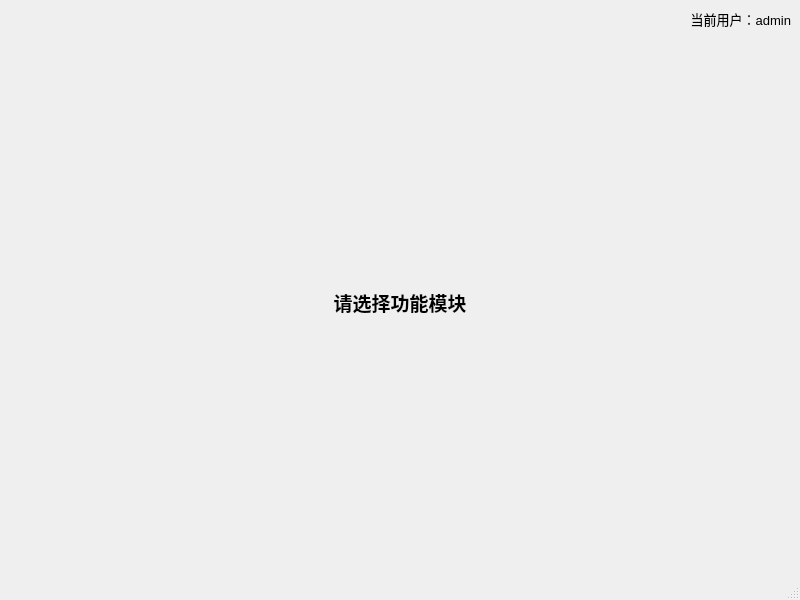
This is masterview.ui in hewenfei18/QtSQL-View-Model- as Qt 5 draws it before an edit. The edited form follows.
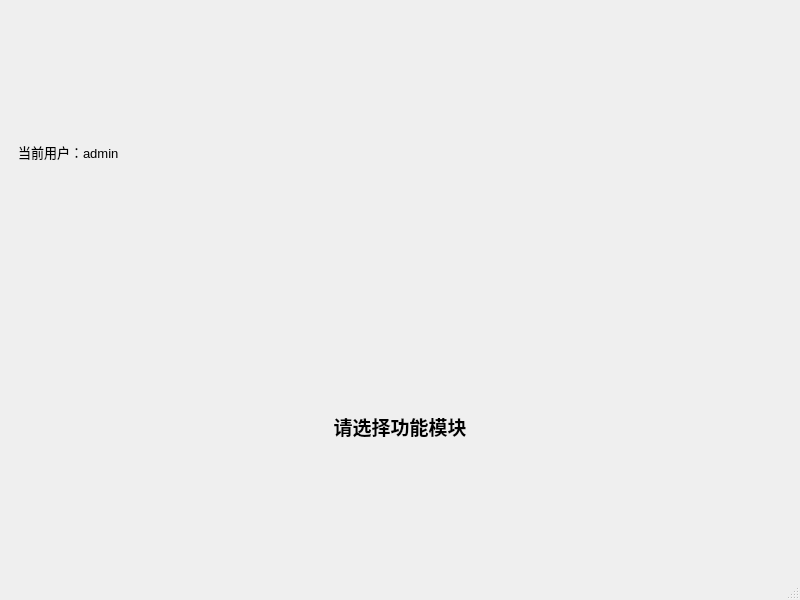
This is the edited form.

```diff
--- a/masterview.ui
+++ b/masterview.ui
@@ -15,31 +15,6 @@
   </property>
   <widget class="QWidget" name="centralWidget">
    <layout class="QVBoxLayout" name="verticalLayout">
-    <property name="contentsMargins">
-     <rect>
-      <x>5</x>
-      <y>5</y>
-      <width>5</width>
-      <height>5</height>
-     </rect>
-    </property>
-    <!-- 当前用户标签 -->
-    <item>
-     <widget class="QLabel" name="label_welcome">
-      <property name="font">
-       <font>
-        <pointsize>10</pointsize>
-       </font>
-      </property>
-      <property name="text">
-       <string>当前用户：admin</string>
-      </property>
-      <property name="alignment">
-       <set>Qt::AlignRight | Qt::AlignVCenter</set>
-      </property>
-     </widget>
-    </item>
-    <!-- 堆叠窗口（移除stretch属性，改用代码控制） -->
     <item>
      <widget class="QStackedWidget" name="stackedWidget">
       <property name="currentIndex">
@@ -47,6 +22,18 @@
       </property>
       <widget class="QWidget" name="page_default">
        <layout class="QVBoxLayout" name="verticalLayout_default">
+        <item>
+         <widget class="QLabel" name="label_welcome">
+          <property name="font">
+           <font>
+            <pointsize>10</pointsize>
+           </font>
+          </property>
+          <property name="text">
+           <string>当前用户：admin</string>
+          </property>
+         </widget>
+        </item>
         <item>
          <widget class="QLabel" name="label_default">
           <property name="font">
```
Left out of the diff: 15 changed lines with no effect on the pictures.
